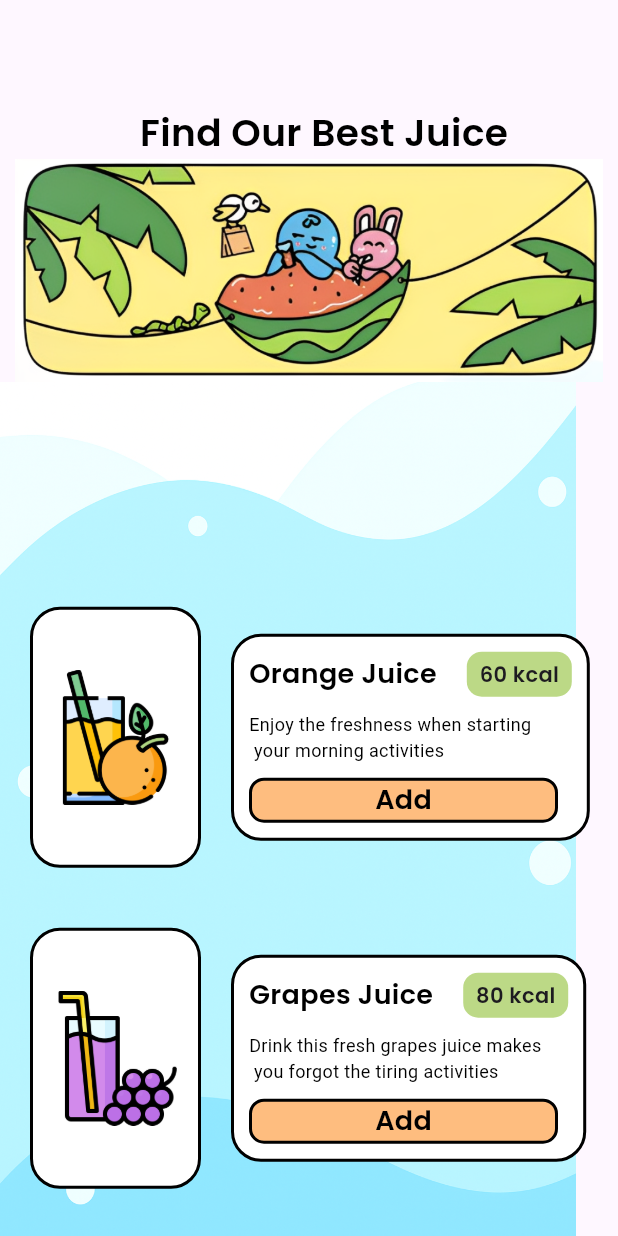
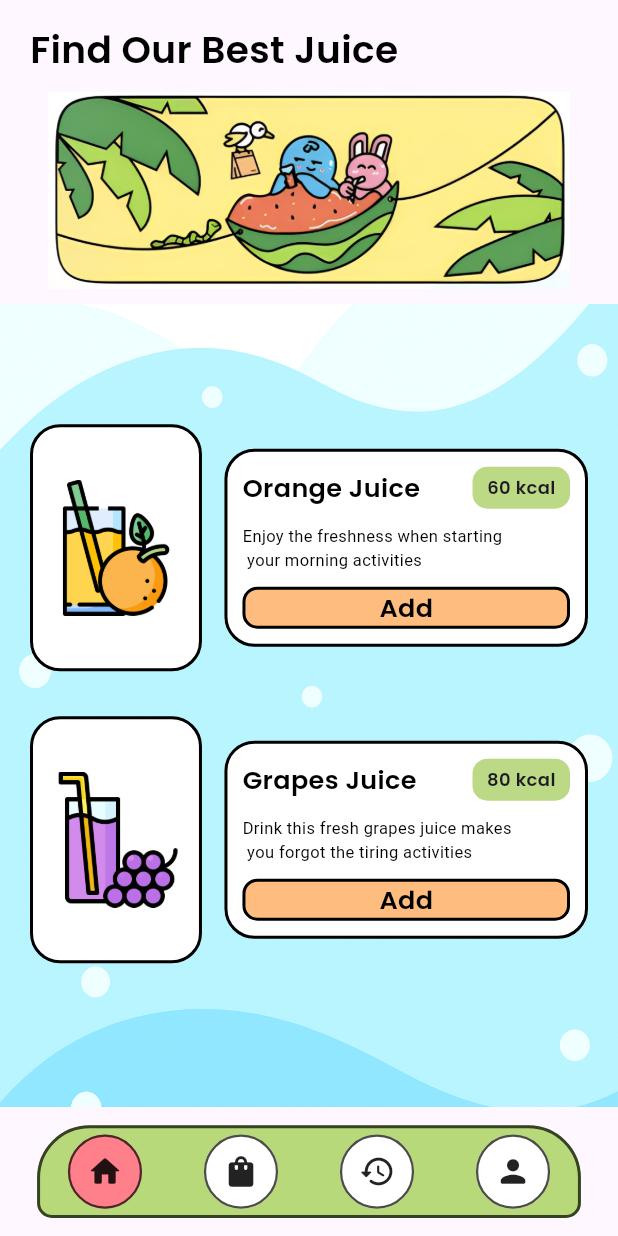
Before and after one commit to jasonchriscodes/juice_dash, a Flutter app: the Home screen opened directly, on a phone screen of 412 x 824 dp. Run offline on Flutter 3.47's test engine with Material 3 defaults, Android fonts, the phone set to English and light mode, and no system bars; missing offline and left inert: dart:ffi.

Commit message:
feat: add bottom nav bar

```diff
--- a/lib/main.dart
+++ b/lib/main.dart
@@ -1,4 +1,5 @@
 import 'package:flutter/material.dart';
+import 'package:juice_dash/pages/bottom_nav.dart';
 import 'package:juice_dash/pages/home.dart';
 import 'package:juice_dash/pages/juice.dart';
 import 'package:juice_dash/pages/onboarding.dart';
@@ -14,7 +15,7 @@ class MainApp extends StatelessWidget {
   Widget build(BuildContext context) {
     return const MaterialApp(
       debugShowCheckedModeBanner: false,
-      home: Juice(),
+      home: Home(),
     );
   }
 }
--- /dev/null
+++ b/lib/pages/bottom_nav.dart
@@ -0,0 +1,106 @@
+import 'package:flutter/material.dart';
+
+class BottomNav extends StatelessWidget {
+  final int selectedIndex;
+  final Function(int) onTap;
+
+  const BottomNav({
+    super.key,
+    required this.selectedIndex,
+    required this.onTap,
+  });
+
+  @override
+  Widget build(BuildContext context) {
+    final size = MediaQuery.of(context).size;
+    final bottomPadding = MediaQuery.of(context).padding.bottom;
+    final topPadding = MediaQuery.of(context).padding.top;
+
+    final navHeight = (size.height * 0.075).clamp(58.0, 72.0);
+    final buttonSize = (size.width * 0.12).clamp(40.0, 50.0);
+
+    return SafeArea(
+      top: false,
+      child: Container(
+        height: navHeight,
+        margin: EdgeInsets.only(
+          left: size.width * 0.06,
+          right: size.width * 0.06,
+          bottom: bottomPadding > 0 ? 8 : 12,
+          top: topPadding > 0 ? 8 : 12,
+        ),
+        padding: EdgeInsets.symmetric(horizontal: size.width * 0.045),
+        decoration: BoxDecoration(
+          color: const Color(0xffb7d97a),
+          border: Border.all(
+            color: Colors.black.withOpacity(0.7),
+            width: 2,
+          ),
+
+          // changed here
+          borderRadius: const BorderRadius.only(
+            topLeft: Radius.circular(35),
+            topRight: Radius.circular(35),
+            bottomLeft: Radius.circular(10),
+            bottomRight: Radius.circular(10),
+          ),
+        ),
+        child: Row(
+          mainAxisAlignment: MainAxisAlignment.spaceBetween,
+          children: [
+            _navButton(
+              index: 0,
+              icon: Icons.home_rounded,
+              size: buttonSize,
+            ),
+            _navButton(
+              index: 1,
+              icon: Icons.shopping_bag_rounded,
+              size: buttonSize,
+            ),
+            _navButton(
+              index: 2,
+              icon: Icons.history_rounded,
+              size: buttonSize,
+            ),
+            _navButton(
+              index: 3,
+              icon: Icons.person_rounded,
+              size: buttonSize,
+            ),
+          ],
+        ),
+      ),
+    );
+  }
+
+  Widget _navButton({
+    required int index,
+    required IconData icon,
+    required double size,
+  }) {
+    final bool isSelected = selectedIndex == index;
+
+    return GestureDetector(
+      onTap: () => onTap(index),
+      child: AnimatedContainer(
+        duration: const Duration(milliseconds: 200),
+        width: size,
+        height: size,
+        decoration: BoxDecoration(
+          color: isSelected ? const Color(0xffff7f8a) : Colors.white,
+          shape: BoxShape.circle,
+          border: Border.all(
+            color: Colors.black.withOpacity(0.7),
+            width: 1.5,
+          ),
+        ),
+        child: Icon(
+          icon,
+          size: size * 0.5,
+          color: Colors.black87,
+        ),
+      ),
+    );
+  }
+}
--- a/lib/pages/home.dart
+++ b/lib/pages/home.dart
@@ -1,4 +1,5 @@
 import 'package:flutter/material.dart';
+import 'package:juice_dash/pages/bottom_nav.dart';
 import 'package:juice_dash/services/support_widget.dart';
 
 class Home extends StatefulWidget {
@@ -9,189 +10,201 @@ class Home extends StatefulWidget {
 }
 
 class _HomeState extends State<Home> {
+  int selectedIndex = 0;
+
   @override
   Widget build(BuildContext context) {
+    final size = MediaQuery.of(context).size;
+
     return Scaffold(
-      body: Container(
-          margin: const EdgeInsets.only(left: 0.0),
+      body: SafeArea(
         child: Column(
           children: [
-              const SizedBox(height: 70.0),
+            const SizedBox(height: 15.0),
+            Align(
+              alignment: Alignment.centerLeft,
+              child: Padding(
+                padding: const EdgeInsets.only(left: 20.0),
+                child: Text(
+                  "Find Our Best Juice",
+                  style: AppWidget.headlineTextStyle(25.0),
+                ),
+              ),
+            ),
+            const SizedBox(height: 10.0),
             Padding(
-                padding: const EdgeInsets.only(left: 20.0),
-                child: Text("Find Our Best Juice",
-                    style: AppWidget.headlineTextStyle(25.0)),
+              padding: const EdgeInsets.symmetric(horizontal: 10.0),
+              child: Image.asset(
+                "images/banner.png",
+                height: size.height * 0.16,
+                width: double.infinity,
+                fit: BoxFit.contain,
               ),
-              Padding(
-                padding: const EdgeInsets.only(left: 10.0, right: 10.0),
-                child: Image.asset("images/banner.png"),
             ),
-              Stack(
+            const SizedBox(height: 10.0),
+            Expanded(
+              child: Stack(
                 children: [
-                  Image.asset(
+                  Positioned.fill(
+                    child: Image.asset(
                       "images/water.png",
-                    height: MediaQuery.of(context).size.height / 1.43,
+                      fit: BoxFit.cover,
                     ),
-                  Padding(
-                    padding: const EdgeInsets.only(top: 150.0, left: 20.0),
+                  ),
+                  SingleChildScrollView(
+                    child: Padding(
+                      padding: const EdgeInsets.only(
+                        top: 80.0,
+                        left: 20.0,
+                        right: 20.0,
+                        bottom: 20.0,
+                      ),
                       child: Column(
                         children: [
-                        Row(
+                          _juiceItem(
+                            context: context,
+                            image: "images/orange-juice.png",
+                            title: "Orange Juice",
+                            kcal: "60 kcal",
+                            description:
+                                "Enjoy the freshness when starting\n your morning activities",
+                          ),
+                          const SizedBox(height: 30.0),
+                          _juiceItem(
+                            context: context,
+                            image: "images/grape-juice.png",
+                            title: "Grapes Juice",
+                            kcal: "80 kcal",
+                            description:
+                                "Drink this fresh grapes juice makes\n you forgot the tiring activities",
+                          ),
+                        ],
+                      ),
+                    ),
+                  ),
+                ],
+              ),
+            ),
+          ],
+        ),
+      ),
+      bottomNavigationBar: BottomNav(
+        selectedIndex: selectedIndex,
+        onTap: (index) {
+          setState(() {
+            selectedIndex = index;
+          });
+
+          if (index == 0) {
+            // Home
+          } else if (index == 1) {
+            // Order
+          } else if (index == 2) {
+            // History
+          } else if (index == 3) {
+            // Profile
+          }
+        },
+      ),
+    );
+  }
+
+  Widget _juiceItem({
+    required BuildContext context,
+    required String image,
+    required String title,
+    required String kcal,
+    required String description,
+  }) {
+    final size = MediaQuery.of(context).size;
+
+    return Row(
       children: [
         Container(
           padding: const EdgeInsets.symmetric(
-                                    horizontal: 10.0, vertical: 40.0),
+            horizontal: 10.0,
+            vertical: 35.0,
+          ),
           decoration: BoxDecoration(
             color: Colors.white,
             border: Border.all(width: 2.0),
-                                    borderRadius: BorderRadius.circular(20)),
-                                child: Image.asset("images/orange-juice.png",
-                                    height: 90, width: 90, fit: BoxFit.cover)),
-                            const SizedBox(width: 20.0),
-                            Container(
-                                margin: const EdgeInsets.only(right: 20.0),
+            borderRadius: BorderRadius.circular(20),
+          ),
+          child: Image.asset(
+            image,
+            height: size.width * 0.22,
+            width: size.width * 0.22,
+            fit: BoxFit.cover,
+          ),
+        ),
+        const SizedBox(width: 15.0),
+        Expanded(
+          child: Container(
             padding: const EdgeInsets.all(10),
             decoration: BoxDecoration(
               color: Colors.white,
               border: Border.all(width: 2.0),
-                                    borderRadius: BorderRadius.circular(20)),
+              borderRadius: BorderRadius.circular(20),
+            ),
             child: Column(
-                                    crossAxisAlignment:
-                                        CrossAxisAlignment.start,
+              crossAxisAlignment: CrossAxisAlignment.start,
               children: [
                 Row(
                   children: [
-                                          Text("Orange Juice",
-                                              style:
-                                                  AppWidget.headlineTextStyle(
-                                                      18.0)),
-                                          SizedBox(width: 20.0),
+                    Expanded(
+                      child: Text(
+                        title,
+                        style: AppWidget.headlineTextStyle(17.0),
+                        overflow: TextOverflow.ellipsis,
+                      ),
+                    ),
                     Container(
-                                            height: 30,
-                                            width: 70,
+                      height: 28,
+                      width: 65,
                       decoration: BoxDecoration(
                         color: const Color(0xffbcd986),
-                                                borderRadius:
-                                                    BorderRadius.circular(10)),
-                                            child: const Center(
-                                                child: Text("60 kcal",
-                                                    style: TextStyle(
-                                                        fontFamily:
-                                                            "Poppins"))),
-                                          )
+                        borderRadius: BorderRadius.circular(10),
+                      ),
+                      child: Center(
+                        child: Text(
+                          kcal,
+                          style: const TextStyle(
+                            fontFamily: "Poppins",
+                            fontSize: 12,
+                          ),
+                        ),
+                      ),
+                    ),
                   ],
                 ),
                 const SizedBox(height: 10.0),
-                                      const Text(
-                                        "Enjoy the freshness when starting\n your morning activities",
-                                        style: TextStyle(
+                Text(
+                  description,
+                  style: const TextStyle(
                     color: Colors.black,
-                                            fontSize: 12.0),
+                    fontSize: 11.0,
+                  ),
                 ),
                 const SizedBox(height: 10.0),
-                                      Center(
-                                        child: Container(
-                                            width: MediaQuery.of(context)
-                                                    .size
-                                                    .width /
-                                                2,
+                Container(
+                  width: double.infinity,
                   decoration: BoxDecoration(
                     color: const Color(0xfffebd7f),
-                                                borderRadius:
-                                                    BorderRadius.circular(10),
-                                                border: Border.all(width: 2.0)),
+                    borderRadius: BorderRadius.circular(10),
+                    border: Border.all(width: 2.0),
+                  ),
                   child: Center(
-                                                child: Text("Add",
-                                                    style: AppWidget
-                                                        .headlineTextStyle(
-                                                            18.0)))),
+                    child: Text(
+                      "Add",
+                      style: AppWidget.headlineTextStyle(17.0),
                     ),
-                                    ]))
-                          ],
                   ),
-                        SizedBox(
-                          height: 40.0,
-                        ),
-                        Row(
-                          children: [
-                            Container(
-                                padding: const EdgeInsets.symmetric(
-                                    horizontal: 10.0, vertical: 40.0),
-                                decoration: BoxDecoration(
-                                    color: Colors.white,
-                                    border: Border.all(width: 2.0),
-                                    borderRadius: BorderRadius.circular(20)),
-                                child: Image.asset("images/grape-juice.png",
-                                    height: 90, width: 90, fit: BoxFit.cover)),
-                            const SizedBox(width: 20.0),
-                            Container(
-                                margin: const EdgeInsets.only(right: 20.0),
-                                padding: const EdgeInsets.all(10),
-                                decoration: BoxDecoration(
-                                    color: Colors.white,
-                                    border: Border.all(width: 2.0),
-                                    borderRadius: BorderRadius.circular(20)),
-                                child: Column(
-                                    crossAxisAlignment:
-                                        CrossAxisAlignment.start,
-                                    children: [
-                                      Row(
-                                        children: [
-                                          Text("Grapes Juice",
-                                              style:
-                                                  AppWidget.headlineTextStyle(
-                                                      18.0)),
-                                          SizedBox(width: 20.0),
-                                          Container(
-                                            height: 30,
-                                            width: 70,
-                                            decoration: BoxDecoration(
-                                                color: const Color(0xffbcd986),
-                                                borderRadius:
-                                                    BorderRadius.circular(10)),
-                                            child: const Center(
-                                                child: Text("80 kcal",
-                                                    style: TextStyle(
-                                                        fontFamily:
-                                                            "Poppins"))),
-                                          )
-                                        ],
-                                      ),
-                                      const SizedBox(height: 10.0),
-                                      const Text(
-                                        "Drink this fresh grapes juice makes\n you forgot the tiring activities",
-                                        style: TextStyle(
-                                            color: Colors.black,
-                                            fontSize: 12.0),
-                                      ),
-                                      const SizedBox(height: 10.0),
-                                      Center(
-                                        child: Container(
-                                            width: MediaQuery.of(context)
-                                                    .size
-                                                    .width /
-                                                2,
-                                            decoration: BoxDecoration(
-                                                color: const Color(0xfffebd7f),
-                                                borderRadius:
-                                                    BorderRadius.circular(10),
-                                                border: Border.all(width: 2.0)),
-                                            child: Center(
-                                                child: Text("Add",
-                                                    style: AppWidget
-                                                        .headlineTextStyle(
-                                                            18.0)))),
-                                      ),
-                                    ]))
-                          ],
                 ),
               ],
             ),
-                  )
+          ),
+        ),
       ],
-              )
-            ],
-          )),
     );
   }
 }
```
Lines whose indentation alone changed are shown as unchanged.
